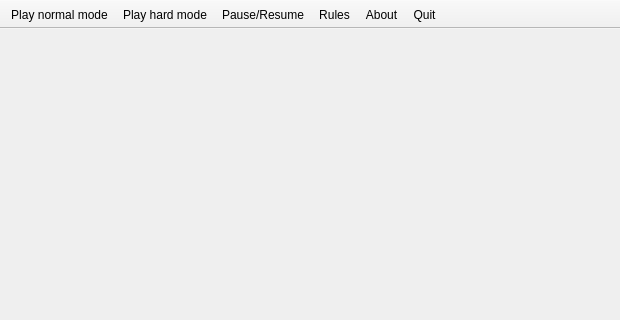
Before: the Qt Designer form mainwindow.ui in shallwe999/funny_snake, drawn with Qt 5; both pictures show x 0 to 620 and y 0 to 320 of the 620 by 620 pixel window.
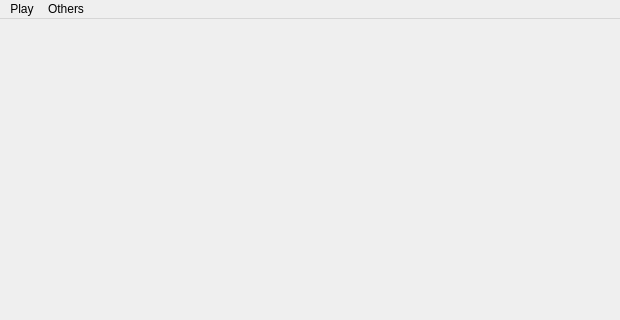
After: the same form once the commit is applied.

```diff
--- a/mainwindow.ui
+++ b/mainwindow.ui
@@ -14,25 +14,34 @@
    <string>MainWindow</string>
   </property>
   <widget class="QWidget" name="centralWidget"/>
-  <widget class="QToolBar" name="toolBar">
-   <property name="windowTitle">
-    <string>toolBar</string>
+  <widget class="QMenuBar" name="menuBar">
+   <property name="geometry">
+    <rect>
+     <x>0</x>
+     <y>0</y>
+     <width>620</width>
+     <height>26</height>
+    </rect>
    </property>
-   <property name="movable">
-    <bool>false</bool>
-   </property>
-   <attribute name="toolBarArea">
-    <enum>TopToolBarArea</enum>
-   </attribute>
-   <attribute name="toolBarBreak">
-    <bool>false</bool>
-   </attribute>
+   <widget class="QMenu" name="menuGame">
+    <property name="title">
+     <string>Play</string>
+    </property>
    <addaction name="actionStartNM"/>
    <addaction name="actionStartHM"/>
    <addaction name="actionPause"/>
+    <addaction name="separator"/>
+    <addaction name="actionQuit"/>
+   </widget>
+   <widget class="QMenu" name="menuAbout">
+    <property name="title">
+     <string>Others</string>
+    </property>
    <addaction name="actionRules"/>
    <addaction name="actionAbout"/>
-   <addaction name="actionQuit"/>
+   </widget>
+   <addaction name="menuGame"/>
+   <addaction name="menuAbout"/>
   </widget>
   <action name="actionStartNM">
    <property name="text">
@@ -64,7 +73,15 @@
   </action>
   <action name="actionPause">
    <property name="text">
-    <string>Pause/Resume</string>
+    <string>Pause / Resume</string>
+   </property>
+  </action>
+  <action name="actionHiscores">
+   <property name="text">
+    <string>Hiscores</string>
+   </property>
+   <property name="toolTip">
+    <string>Hiscores</string>
    </property>
   </action>
  </widget>
```
Left out of the diff: 3 changed lines with no effect on the pictures. Lines whose indentation alone changed are shown as unchanged.
